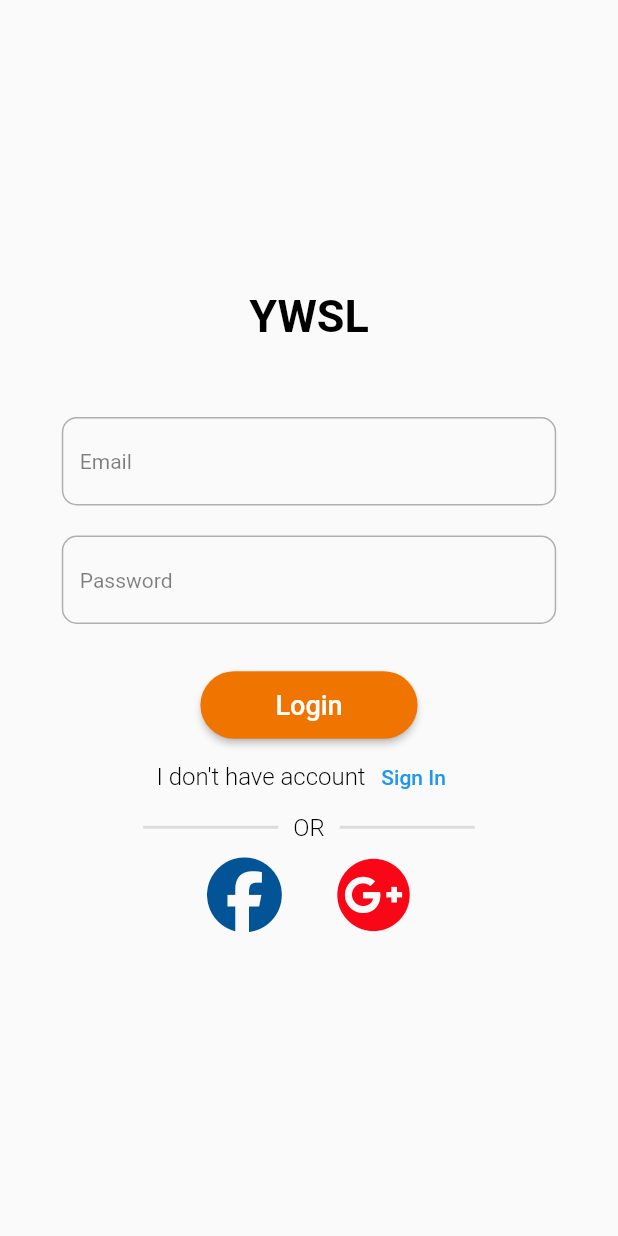
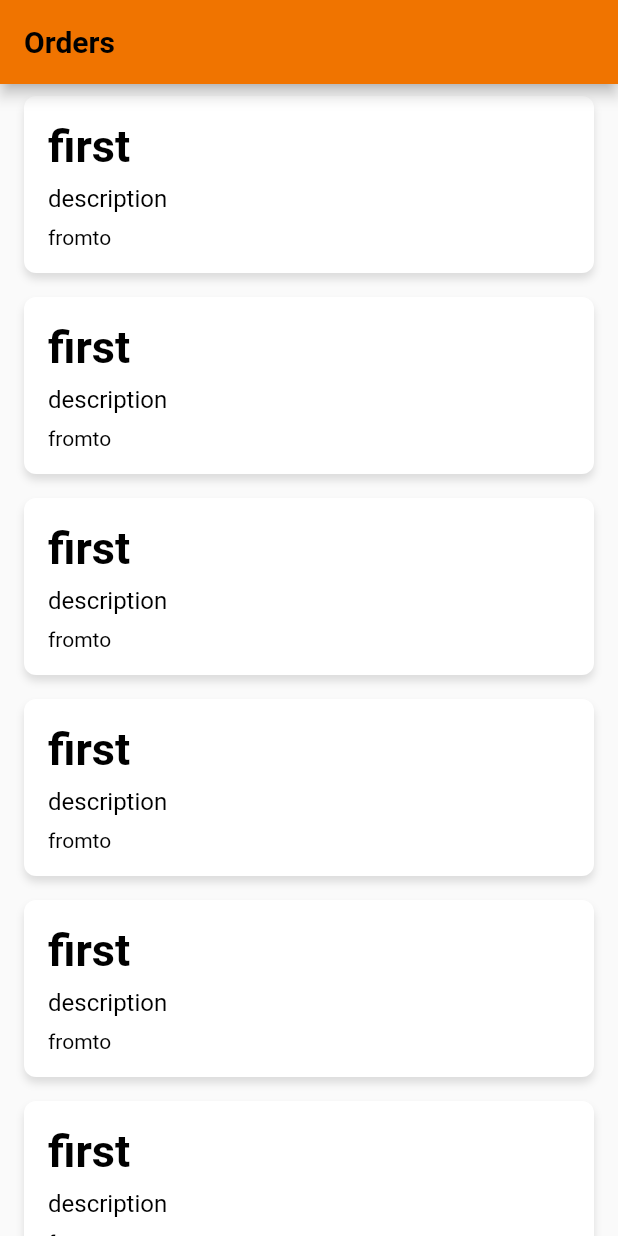
Before and after one commit to Abdullah3010/Ywsl_App, a Flutter app: the screen it shows after launch, on a phone screen of 412 x 824 dp. Run offline on Flutter 3.47's test engine with Material 2 defaults, Android fonts, the phone set to English and light mode, and no system bars; our stand-ins replace bloc, flutter_bloc, font_awesome_flutter, get_it.

```diff
--- a/lib/features/home/presentation/screens/home_screen.dart
+++ b/lib/features/home/presentation/screens/home_screen.dart
@@ -1,4 +1,5 @@
 import 'package:flutter/material.dart';
+import 'package:ywsl_app/shared/widget/rounded_botton.dart';
 
 class HomeScreen extends StatelessWidget {
   @override
@@ -8,11 +9,28 @@ class HomeScreen extends StatelessWidget {
         title: Text('Home'),
       ),
       body: Center(
-        child: Column(
-          mainAxisAlignment: MainAxisAlignment.center,
+        child: Row(
+          mainAxisAlignment: MainAxisAlignment.spaceEvenly,
           children: [
-            Text(
-              'You have pushed the button this many times:',
+            RoundedButton(
+              child: Text('wasly'),
+              borderRadius: 20,
+              padding: EdgeInsets.symmetric(
+                vertical: MediaQuery.of(context).size.height * 0.1,
+              ),
+              width: MediaQuery.of(context).size.width * 0.4,
+              onPressed: () {
+
+              },
+            ),
+            RoundedButton(
+              child: Text('Orders'),
+              borderRadius: 20,
+              padding: EdgeInsets.symmetric(
+                vertical: MediaQuery.of(context).size.height * 0.1,
+              ),
+              width: MediaQuery.of(context).size.width * 0.4,
+              onPressed: () {},
             ),
           ],
         ),
--- /dev/null
+++ b/lib/features/orders/data/models/order_model.dart
@@ -0,0 +1,13 @@
+import 'package:ywsl_app/features/orders/domain/entities/order_entity.dart';
+
+class OrderModel extends Order {
+  OrderModel({
+    required super.id,
+    required super.name,
+    required super.description,
+    required super.date,
+    required super.from,
+    required super.to,
+    super.status = 'pending',
+  });
+}
--- /dev/null
+++ b/lib/features/orders/domain/entities/order_entity.dart
@@ -0,0 +1,21 @@
+class Order {
+  final String id;
+  final String name;
+  final String description;
+  final DateTime date;
+  final String from;
+  final String to;
+  final String status;
+
+  Order({
+    required this.id,
+    required this.name,
+    required this.description,
+    required this.date,
+    required this.from,
+    required this.to,
+    required this.status,
+  });
+
+
+}
--- /dev/null
+++ b/lib/features/orders/presentation/screens/list_of_orders.dart
@@ -0,0 +1,45 @@
+import 'package:flutter/material.dart';
+import 'package:ywsl_app/features/orders/data/models/order_model.dart';
+
+import '../widgets/order_widget.dart';
+
+class ListOfOrders extends StatelessWidget {
+  ListOfOrders({super.key});
+
+  List<OrderModel> orders = [
+    OrderModel(
+      id: "1",
+      name: "first",
+      description: "description",
+      date: DateTime.now(),
+      from: "from",
+      to: "to",
+      status: "status",
+    ),
+  ];
+
+  @override
+  Widget build(BuildContext context) {
+    return Scaffold(
+      appBar: AppBar(
+        title: Text('Orders'),
+      ),
+      body: ListView.builder(
+        itemCount: 10,
+        itemBuilder: (context, index) {
+          return OrderWidget(
+            order: OrderModel(
+              id: "1",
+              name: "first",
+              description: "description",
+              date: DateTime.now(),
+              from: "from",
+              to: "to",
+              status: "status",
+            ),
+          );
+        },
+      ),
+    );
+  }
+}
--- /dev/null
+++ b/lib/features/orders/presentation/widgets/order_widget.dart
@@ -0,0 +1,58 @@
+import 'package:flutter/material.dart';
+
+import '../../domain/entities/order_entity.dart';
+
+class OrderWidget extends StatelessWidget {
+  final Order order;
+
+  const OrderWidget({
+    super.key,
+    required this.order,
+  });
+
+  @override
+  Widget build(BuildContext context) {
+    return Container(
+      margin: const EdgeInsets.symmetric(horizontal: 16, vertical: 8),
+      padding: const EdgeInsets.all(16),
+      decoration: BoxDecoration(
+        color: Colors.white,
+        borderRadius: BorderRadius.circular(8),
+        boxShadow: const [
+          BoxShadow(
+            color: Colors.black12,
+            blurRadius: 4,
+            offset: Offset(0, 4),
+          ),
+        ],
+      ),
+      child: Column(
+        crossAxisAlignment: CrossAxisAlignment.start,
+        children: [
+          Text(
+            order.name,
+            style: Theme.of(context).textTheme.headlineLarge!,
+          ),
+          const SizedBox(height: 8),
+          Text(
+            order.description,
+            style: Theme.of(context).textTheme.bodyMedium,
+          ),
+          const SizedBox(height: 8),
+          Row(
+            children: [
+              Text(
+                order.from,
+                style: Theme.of(context).textTheme.bodySmall,
+              ),
+              Text(
+                order.to,
+                style: Theme.of(context).textTheme.bodySmall,
+              ),
+            ],
+          ),
+        ],
+      ),
+    );
+  }
+}
--- a/lib/main.dart
+++ b/lib/main.dart
@@ -2,6 +2,7 @@ import 'package:bloc/bloc.dart';
 import 'package:flutter/material.dart';
 import 'package:flutter_bloc/flutter_bloc.dart';
 import 'package:ywsl_app/config/themes/light_theme.dart';
+import 'package:ywsl_app/features/orders/presentation/screens/list_of_orders.dart';
 import 'features/auth/presentation/screens/login.dart';
 import 'injector.dart';
 import 'observer.dart';
@@ -24,7 +25,7 @@ class MyApp extends StatelessWidget {
       title: 'Flutter Demo',
       theme: myTheme,
       debugShowCheckedModeBanner: false,
-      home: const LoginScreen(),
+      home: ListOfOrders(),
     );
   }
 }
--- a/lib/shared/widget/rounded_botton.dart
+++ b/lib/shared/widget/rounded_botton.dart
@@ -8,6 +8,7 @@ class RoundedButton extends StatelessWidget {
   final double? borderRadius;
   final EdgeInsetsGeometry margin;
   final EdgeInsetsGeometry padding;
+  final double? width;
 
   const RoundedButton({
     super.key,
@@ -21,6 +22,7 @@ class RoundedButton extends StatelessWidget {
       horizontal: 50,
       vertical: 12,
     ),
+    this.width,
   });
 
   @override
@@ -28,8 +30,9 @@ class RoundedButton extends StatelessWidget {
     return MaterialButton(
       color: AppColors.primaryColor,
       padding: padding,
+      minWidth: width,
       shape: RoundedRectangleBorder(
-        borderRadius: BorderRadius.circular(100),
+        borderRadius: BorderRadius.circular(borderRadius!),
       ),
       onPressed: () {
         onPressed();
```
